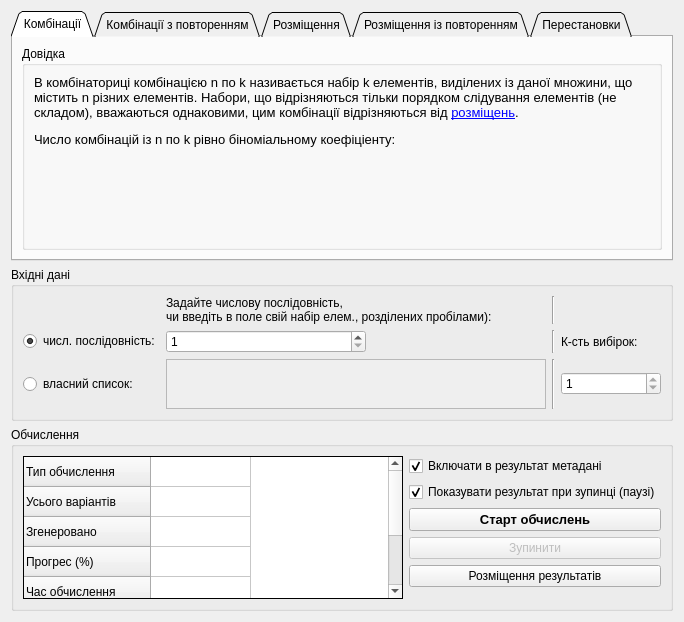
The window that view.ui (bodik10/Combinatorics) describes before a commit, drawn with Qt 5.
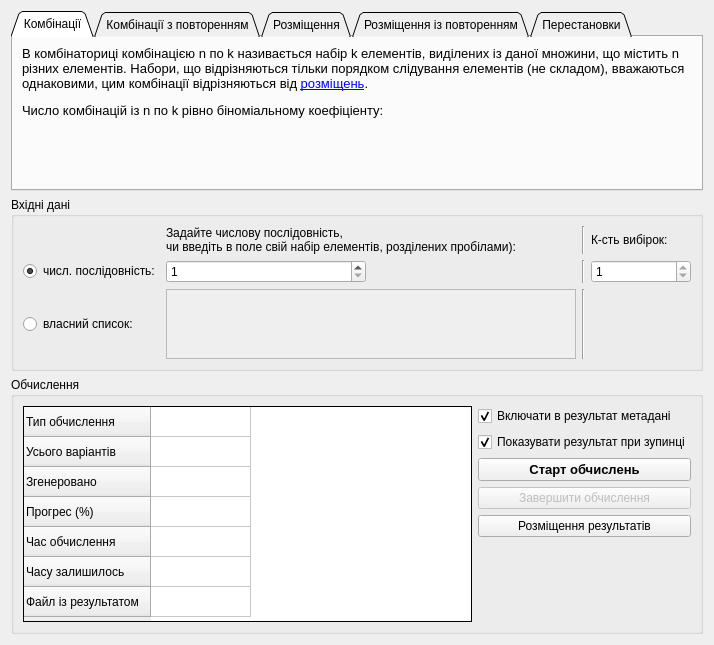
The same window after the commit. Icons and pictures are not drawn.

Commit message: Add view.py, Connect UI to Controller, Add rcc_rc

The edit to the form file:
```diff
--- a/view.ui
+++ b/view.ui
@@ -6,10 +6,22 @@
    <rect>
     <x>0</x>
     <y>0</y>
-    <width>684</width>
-    <height>622</height>
+    <width>714</width>
+    <height>645</height>
    </rect>
   </property>
+  <property name="minimumSize">
+   <size>
+    <width>714</width>
+    <height>645</height>
+   </size>
+  </property>
+  <property name="maximumSize">
+   <size>
+    <width>714</width>
+    <height>645</height>
+   </size>
+  </property>
   <property name="windowTitle">
    <string notr="true">Combinatorics - Обчислення комбінацій та перестановок</string>
   </property>
@@ -22,6 +34,12 @@
        <verstretch>0</verstretch>
       </sizepolicy>
      </property>
+     <property name="maximumSize">
+      <size>
+       <width>16777215</width>
+       <height>180</height>
+      </size>
+     </property>
      <property name="font">
       <font>
        <weight>50</weight>
@@ -68,24 +86,6 @@
       </attribute>
       <layout class="QVBoxLayout" name="verticalLayout_2">
        <item>
-        <widget class="QGroupBox" name="groupBox">
-         <property name="sizePolicy">
-          <sizepolicy hsizetype="Minimum" vsizetype="Minimum">
-           <horstretch>0</horstretch>
-           <verstretch>0</verstretch>
-          </sizepolicy>
-         </property>
-         <property name="title">
-          <string notr="true">Довідка</string>
-         </property>
-         <property name="flat">
-          <bool>false</bool>
-         </property>
-         <property name="checkable">
-          <bool>false</bool>
-         </property>
-         <layout class="QVBoxLayout" name="verticalLayout_3">
-          <item>
            <widget class="QLabel" name="label">
             <property name="sizePolicy">
              <sizepolicy hsizetype="Minimum" vsizetype="Minimum">
@@ -115,9 +115,6 @@
           </item>
          </layout>
         </widget>
-       </item>
-      </layout>
-     </widget>
      <widget class="QWidget" name="tab_2">
       <attribute name="icon">
        <iconset resource="pics/rcc.qrc">
@@ -348,6 +345,35 @@
       <string notr="true">Вхідні дані</string>
      </property>
      <layout class="QGridLayout" name="gridLayout">
+      <item row="0" column="4">
+       <widget class="QLabel" name="label_6">
+        <property name="text">
+         <string notr="true">К-сть вибірок:</string>
+        </property>
+       </widget>
+      </item>
+      <item row="1" column="4">
+       <widget class="QSpinBox" name="spinK">
+        <property name="minimumSize">
+         <size>
+          <width>100</width>
+          <height>0</height>
+         </size>
+        </property>
+        <property name="maximumSize">
+         <size>
+          <width>120</width>
+          <height>16777215</height>
+         </size>
+        </property>
+        <property name="minimum">
+         <number>1</number>
+        </property>
+        <property name="maximum">
+         <number>1</number>
+        </property>
+       </widget>
+      </item>
       <item row="1" column="1">
        <widget class="QRadioButton" name="radioN">
         <property name="minimumSize">
@@ -397,7 +423,7 @@
        <widget class="QLabel" name="label_7">
         <property name="text">
          <string notr="true">Задайте числову послідовність, &lt;br&gt;
-чи введіть в поле свій набір елем., розділених пробілами):</string>
+чи введіть в поле свій набір елементів, розділених пробілами):</string>
         </property>
        </widget>
       </item>
@@ -415,7 +441,7 @@
         <property name="maximumSize">
          <size>
           <width>1000</width>
-          <height>50</height>
+          <height>70</height>
          </size>
         </property>
        </widget>
@@ -441,40 +467,17 @@
         </property>
        </widget>
       </item>
-      <item row="2" column="4">
-       <widget class="QSpinBox" name="spinK">
-        <property name="minimumSize">
-         <size>
-          <width>100</width>
-          <height>0</height>
-         </size>
-        </property>
-        <property name="maximumSize">
-         <size>
-          <width>120</width>
-          <height>16777215</height>
-         </size>
-        </property>
-        <property name="minimum">
-         <number>1</number>
-        </property>
-        <property name="maximum">
-         <number>1</number>
-        </property>
-       </widget>
-      </item>
-      <item row="1" column="4">
-       <widget class="QLabel" name="label_6">
-        <property name="text">
-         <string notr="true">К-сть вибірок:</string>
-        </property>
-       </widget>
-      </item>
      </layout>
     </widget>
    </item>
    <item>
     <widget class="QGroupBox" name="groupBox_7">
+     <property name="sizePolicy">
+      <sizepolicy hsizetype="Expanding" vsizetype="Expanding">
+       <horstretch>0</horstretch>
+       <verstretch>0</verstretch>
+      </sizepolicy>
+     </property>
      <property name="title">
       <string notr="true">Обчислення</string>
      </property>
@@ -561,7 +564,7 @@
            <string notr="true">Результат можна переглянути, відкривши вручну файл, куди він зберігається</string>
           </property>
           <property name="text">
-           <string notr="true">Показувати результат при зупинці (паузі)</string>
+           <string notr="true">Показувати результат при зупинці</string>
           </property>
           <property name="checked">
            <bool>true</bool>
@@ -593,7 +596,7 @@
            <bool>false</bool>
           </property>
           <property name="text">
-           <string notr="true">Зупинити</string>
+           <string notr="true">Завершити обчислення</string>
           </property>
           <property name="icon">
            <iconset resource="pics/rcc.qrc">
```
Left out of the diff: 78 changed lines with no effect on the pictures. Lines whose indentation alone changed are shown as unchanged. The commit also changes 3 other files.
